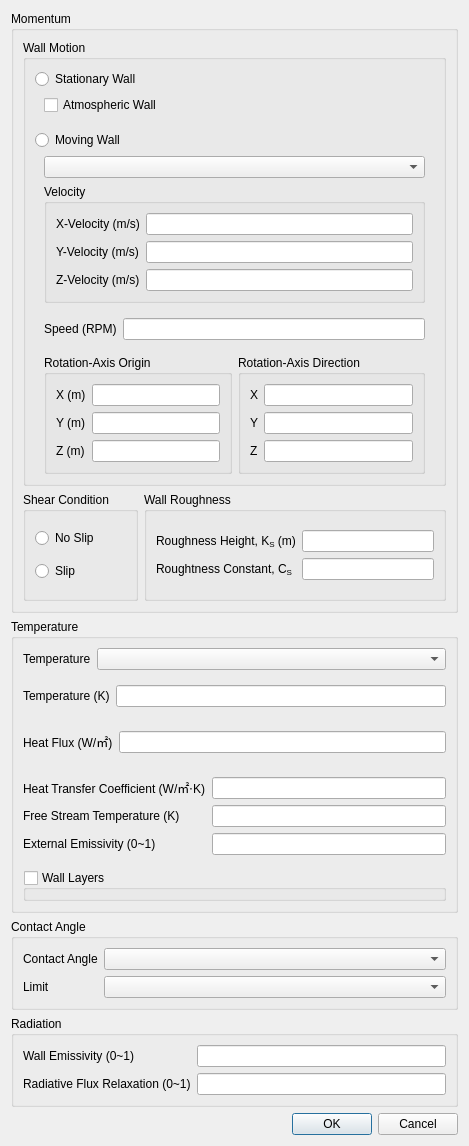
Before: the Qt Designer form baramFlow/view/setup/boundary_conditions/wall_dialog.ui in nextfoam/baram, drawn with Qt 5.
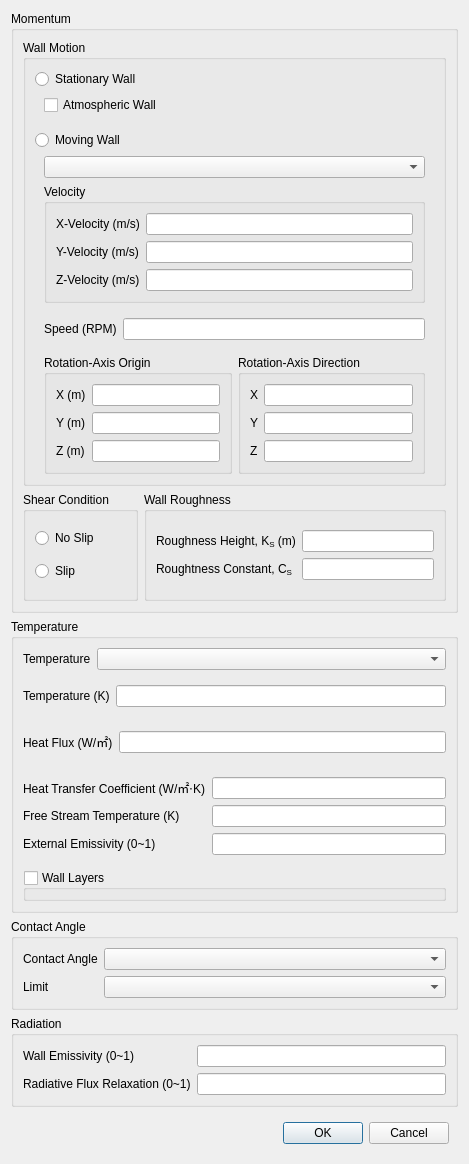
After: the same form once the commit is applied. Custom widgets are drawn as their Qt base class.

```diff
--- a/baramFlow/view/setup/boundary_conditions/wall_dialog.ui
+++ b/baramFlow/view/setup/boundary_conditions/wall_dialog.ui
@@ -7,7 +7,7 @@
     <x>0</x>
     <y>0</y>
     <width>469</width>
-    <height>1097</height>
+    <height>1115</height>
    </rect>
   </property>
   <property name="minimumSize">
@@ -710,13 +710,39 @@
     </widget>
    </item>
    <item>
-    <widget class="QDialogButtonBox" name="buttonBox">
-     <property name="orientation">
-      <enum>Qt::Orientation::Horizontal</enum>
-     </property>
-     <property name="standardButtons">
-      <set>QDialogButtonBox::StandardButton::Cancel|QDialogButtonBox::StandardButton::Ok</set>
-     </property>
+    <widget class="QWidget" name="widget_3" native="true">
+     <layout class="QHBoxLayout" name="horizontalLayout_3">
+      <item>
+       <spacer name="horizontalSpacer">
+        <property name="orientation">
+         <enum>Qt::Orientation::Horizontal</enum>
+        </property>
+        <property name="sizeHint" stdset="0">
+         <size>
+          <width>208</width>
+          <height>20</height>
+         </size>
+        </property>
+       </spacer>
+      </item>
+      <item>
+       <widget class="QPushButton" name="ok">
+        <property name="text">
+         <string>OK</string>
+        </property>
+        <property name="default">
+         <bool>true</bool>
+        </property>
+       </widget>
+      </item>
+      <item>
+       <widget class="QPushButton" name="cancel">
+        <property name="text">
+         <string>Cancel</string>
+        </property>
+       </widget>
+      </item>
+     </layout>
     </widget>
    </item>
   </layout>
```
Left out of the diff: 34 changed lines with no effect on the pictures.
